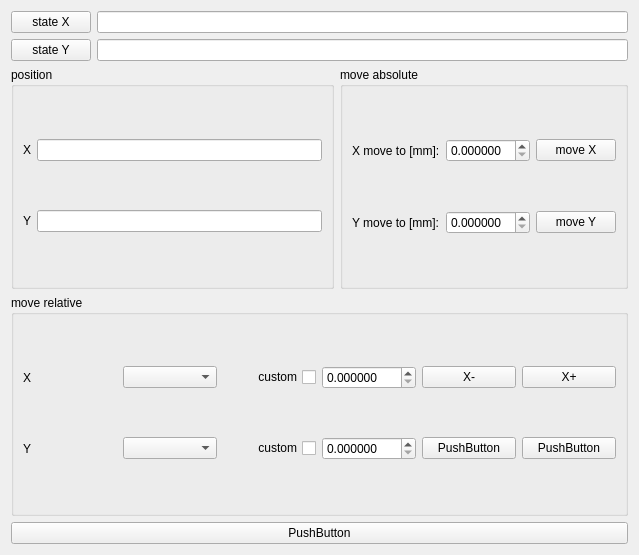
Above: instruments/newport_CONEX_MFA_CC_XY.ui from dean-nanomol/nanomol before the change. Below: the same form after it.
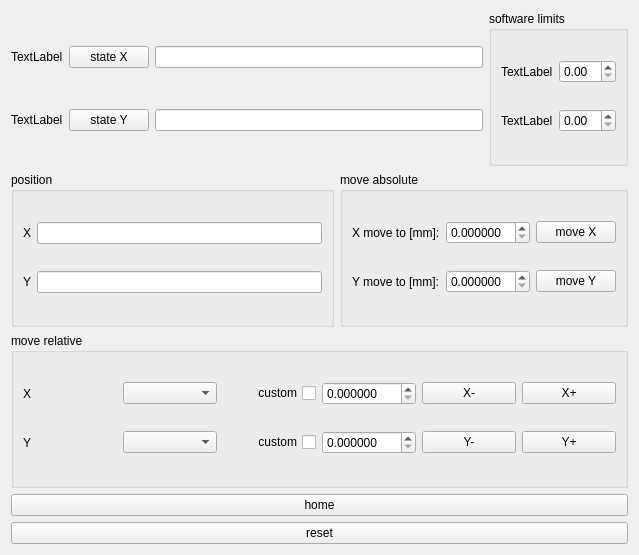
That is the form after the change.

Patch:
```diff
--- a/instruments/newport_CONEX_MFA_CC_XY.ui
+++ b/instruments/newport_CONEX_MFA_CC_XY.ui
@@ -17,6 +17,17 @@
    <item>
     <layout class="QHBoxLayout" name="horizontalLayout_7">
      <item>
+      <layout class="QVBoxLayout" name="verticalLayout_5">
+       <item>
+        <layout class="QHBoxLayout" name="horizontalLayout_11">
+         <item>
+          <widget class="QLabel" name="label_8">
+           <property name="text">
+            <string>TextLabel</string>
+           </property>
+          </widget>
+         </item>
+         <item>
       <widget class="QPushButton" name="pushButton">
        <property name="text">
         <string>state X</string>
@@ -24,12 +35,19 @@
       </widget>
      </item>
      <item>
-      <widget class="QLineEdit" name="lineEdit_3"/>
+          <widget class="QLineEdit" name="lineEdit_4"/>
      </item>
     </layout>
    </item>
    <item>
-    <layout class="QHBoxLayout" name="horizontalLayout_8">
+        <layout class="QHBoxLayout" name="horizontalLayout_2">
+         <item>
+          <widget class="QLabel" name="label_7">
+           <property name="text">
+            <string>TextLabel</string>
+           </property>
+          </widget>
+         </item>
      <item>
       <widget class="QPushButton" name="pushButton_5">
        <property name="text">
@@ -38,7 +56,48 @@
       </widget>
      </item>
      <item>
-      <widget class="QLineEdit" name="lineEdit_4"/>
+          <widget class="QLineEdit" name="lineEdit_3"/>
+         </item>
+        </layout>
+       </item>
+      </layout>
+     </item>
+     <item>
+      <widget class="QGroupBox" name="groupBox_4">
+       <property name="title">
+        <string>software limits</string>
+       </property>
+       <layout class="QVBoxLayout" name="verticalLayout_6">
+        <item>
+         <layout class="QHBoxLayout" name="horizontalLayout_8">
+          <item>
+           <widget class="QLabel" name="label_9">
+            <property name="text">
+             <string>TextLabel</string>
+            </property>
+           </widget>
+          </item>
+          <item>
+           <widget class="QDoubleSpinBox" name="doubleSpinBox_5"/>
+          </item>
+         </layout>
+        </item>
+        <item>
+         <layout class="QHBoxLayout" name="horizontalLayout_12">
+          <item>
+           <widget class="QLabel" name="label_10">
+            <property name="text">
+             <string>TextLabel</string>
+            </property>
+           </widget>
+          </item>
+          <item>
+           <widget class="QDoubleSpinBox" name="doubleSpinBox_6"/>
+          </item>
+         </layout>
+        </item>
+       </layout>
+      </widget>
      </item>
     </layout>
    </item>
@@ -234,14 +293,14 @@
         <item>
          <widget class="QPushButton" name="pushButton_8">
           <property name="text">
-           <string>PushButton</string>
+           <string>Y-</string>
           </property>
          </widget>
         </item>
         <item>
          <widget class="QPushButton" name="pushButton_9">
           <property name="text">
-           <string>PushButton</string>
+           <string>Y+</string>
           </property>
          </widget>
         </item>
@@ -251,12 +310,16 @@
     </widget>
    </item>
    <item>
-    <layout class="QHBoxLayout" name="horizontalLayout_2"/>
+    <widget class="QPushButton" name="pushButton_10">
+     <property name="text">
+      <string>home</string>
+     </property>
+    </widget>
    </item>
    <item>
     <widget class="QPushButton" name="pushButton_2">
      <property name="text">
-      <string>PushButton</string>
+      <string>reset</string>
      </property>
     </widget>
    </item>
```
Lines whose indentation alone changed are shown as unchanged.
